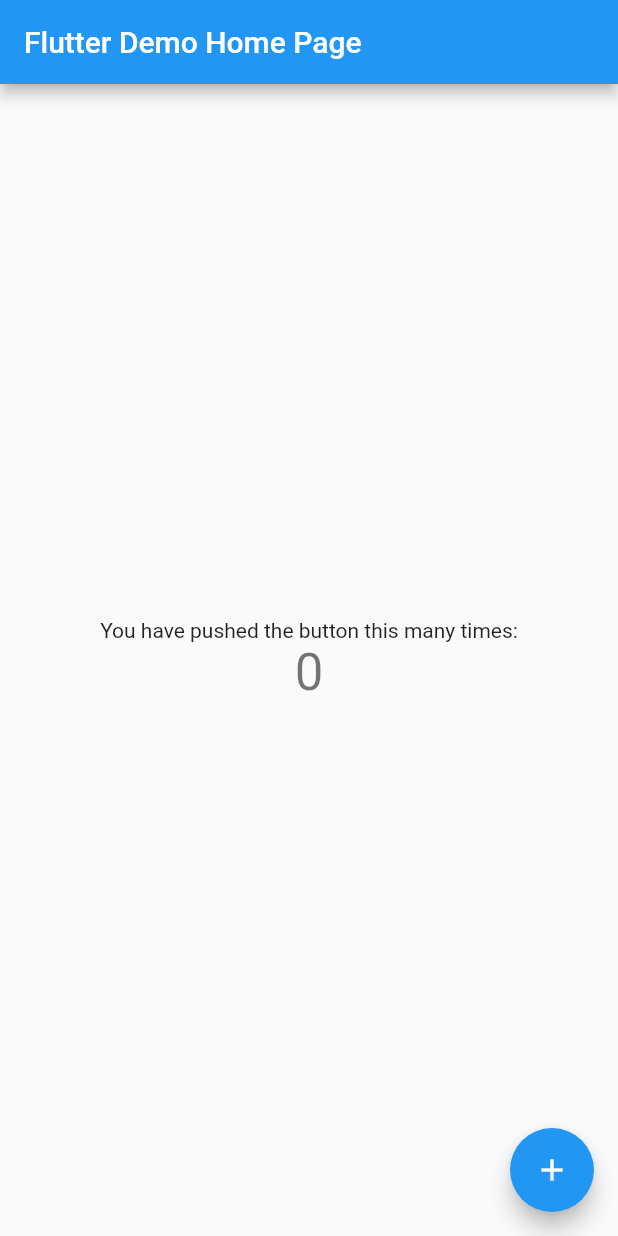
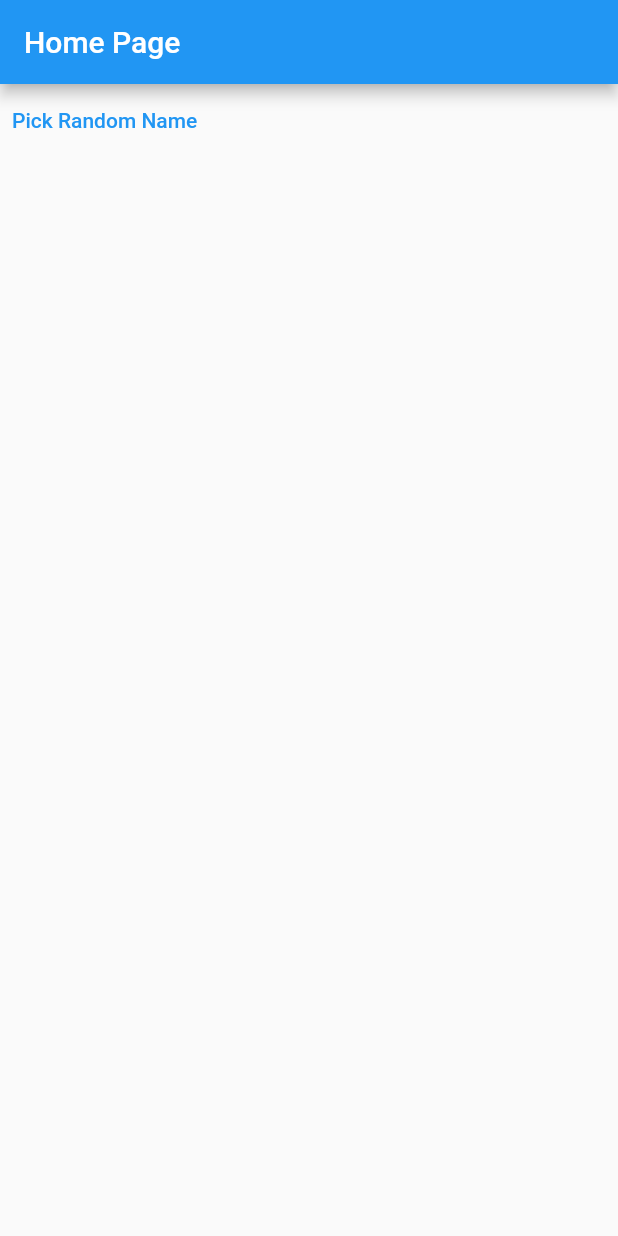
Before and after one commit to SasithaDil/flutter-cubit-example, a Flutter app: the screen it shows after launch, on a phone screen of 412 x 824 dp. Run offline on Flutter 3.47's test engine with Material 2 defaults, Android fonts, the phone set to English and light mode, and no system bars; our stand-ins replace bloc.

```diff
--- a/lib/main.dart
+++ b/lib/main.dart
@@ -1,4 +1,6 @@
 import 'package:flutter/material.dart';
+import 'package:bloc/bloc.dart';
+import 'dart:math' as math show Random;
 
 void main() {
   runApp(const MyApp());
@@ -7,100 +9,90 @@ void main() {
 class MyApp extends StatelessWidget {
   const MyApp({super.key});
 
-  // This widget is the root of your application.
   @override
   Widget build(BuildContext context) {
     return MaterialApp(
       title: 'Flutter Demo',
+      debugShowCheckedModeBanner: false,
       theme: ThemeData(
         primarySwatch: Colors.blue,
       ),
-      home: const MyHomePage(title: 'Flutter Demo Home Page'),
+      home: const HomePage(),
     );
   }
 }
 
-class MyHomePage extends StatefulWidget {
-  const MyHomePage({super.key, required this.title});
+const names = [
+  'Foo',
+  'Bar',
+  'Baz',
+];
 
-  // This widget is the home page of your application. It is stateful, meaning
-  // that it has a State object (defined below) that contains fields that affect
-  // how it looks.
+extension RandomElement<T> on Iterable<T> {
+  T getRandomElement() => elementAt(math.Random().nextInt(length));
+}
 
-  // This class is the configuration for the state. It holds the values (in this
-  // case the title) provided by the parent (in this case the App widget) and
-  // used by the build method of the State. Fields in a Widget subclass are
-  // always marked "final".
+class NamesCubit extends Cubit<String?> {
+  NamesCubit() : super(null);
 
-  final String title;
+  void pickRandomName() => emit(
+        names.getRandomElement(),
+      );
+}
+
+class HomePage extends StatefulWidget {
+  const HomePage({Key? key}) : super(key: key);
 
   @override
-  State<MyHomePage> createState() => _MyHomePageState();
+  State<HomePage> createState() => _HomePageState();
 }
 
-class _MyHomePageState extends State<MyHomePage> {
-  int _counter = 0;
+class _HomePageState extends State<HomePage> {
+  late final cubit;
 
-  void _incrementCounter() {
-    setState(() {
-      // This call to setState tells the Flutter framework that something has
-      // changed in this State, which causes it to rerun the build method below
-      // so that the display can reflect the updated values. If we changed
-      // _counter without calling setState(), then the build method would not be
-      // called again, and so nothing would appear to happen.
-      _counter++;
-    });
+  @override
+  void initState() {
+    super.initState();
+    cubit = NamesCubit();
+  }
+
+  @override
+  void dispose() {
+    cubit.close();
+    super.dispose();
   }
 
   @override
   Widget build(BuildContext context) {
-    // This method is rerun every time setState is called, for instance as done
-    // by the _incrementCounter method above.
-    //
-    // The Flutter framework has been optimized to make rerunning build methods
-    // fast, so that you can just rebuild anything that needs updating rather
-    // than having to individually change instances of widgets.
     return Scaffold(
       appBar: AppBar(
-        // Here we take the value from the MyHomePage object that was created by
-        // the App.build method, and use it to set our appbar title.
-        title: Text(widget.title),
+        title: const Text("Home Page"),
       ),
-      body: Center(
-        // Center is a layout widget. It takes a single child and positions it
-        // in the middle of the parent.
-        child: Column(
-          // Column is also a layout widget. It takes a list of children and
-          // arranges them vertically. By default, it sizes itself to fit its
-          // children horizontally, and tries to be as tall as its parent.
-          //
-          // Invoke "debug painting" (press "p" in the console, choose the
-          // "Toggle Debug Paint" action from the Flutter Inspector in Android
-          // Studio, or the "Toggle Debug Paint" command in Visual Studio Code)
-          // to see the wireframe for each widget.
-          //
-          // Column has various properties to control how it sizes itself and
-          // how it positions its children. Here we use mainAxisAlignment to
-          // center the children vertically; the main axis here is the vertical
-          // axis because Columns are vertical (the cross axis would be
-          // horizontal).
-          mainAxisAlignment: MainAxisAlignment.center,
-          children: <Widget>[
-            const Text(
-              'You have pushed the button this many times:',
-            ),
-            Text(
-              '$_counter',
-              style: Theme.of(context).textTheme.headline4,
-            ),
-          ],
-        ),
+      body: StreamBuilder<String?>(
+        stream: cubit.stream,
+        builder: (context, snapshot) {
+          final button = TextButton(
+            onPressed: () => cubit.pickRandomName(),
+            child: const Text('Pick Random Name'),
+          );
+
+          switch (snapshot.connectionState) {
+            case ConnectionState.none:
+              return button;
+            case ConnectionState.waiting:
+              return button;
+            case ConnectionState.active:
+              return Column(
+                children: [
+                  Text(snapshot.data ?? ''),
+                  button,
+                ],
+              );
+            case ConnectionState.done:
+              return const SizedBox();
+          }
+        },
       ),
-      floatingActionButton: FloatingActionButton(
-        onPressed: _incrementCounter,
-        tooltip: 'Increment',
-        child: const Icon(Icons.add),
-      ), // This trailing comma makes auto-formatting nicer for build methods.
     );
   }
 }
```
Also changed, not shown: pubspec.yaml (+5 -35 lines), pubspec.lock.
